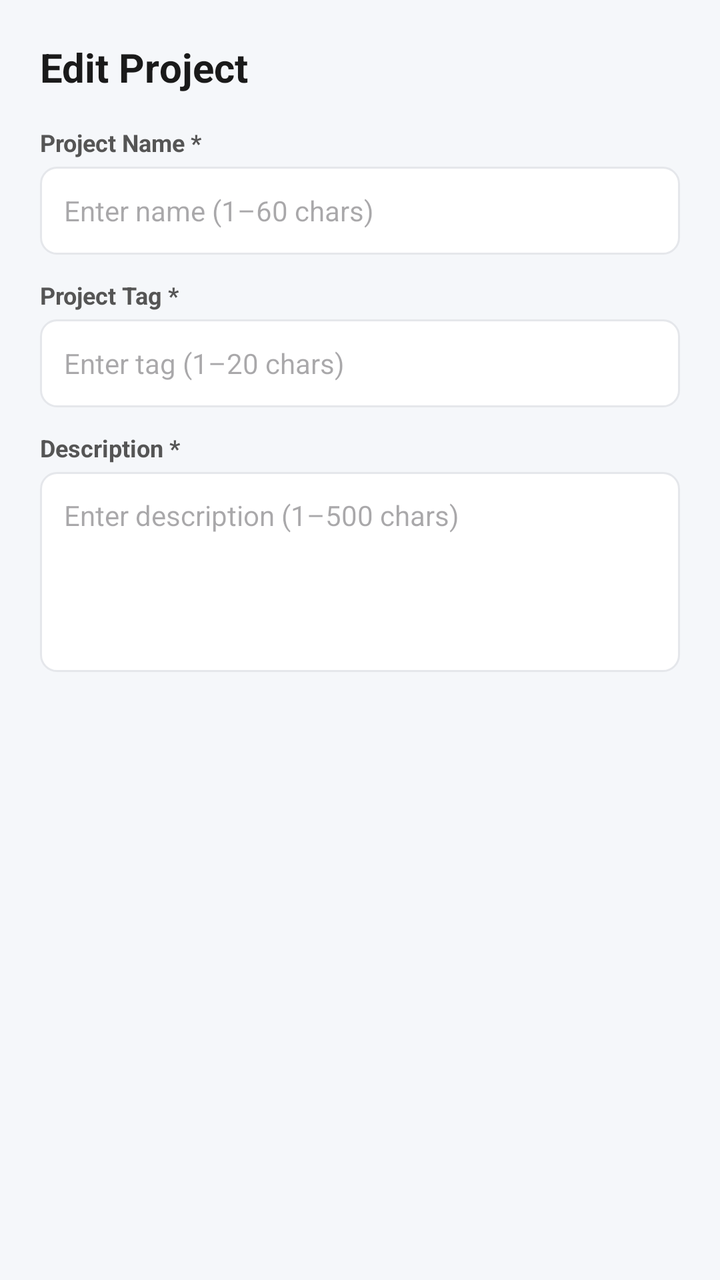
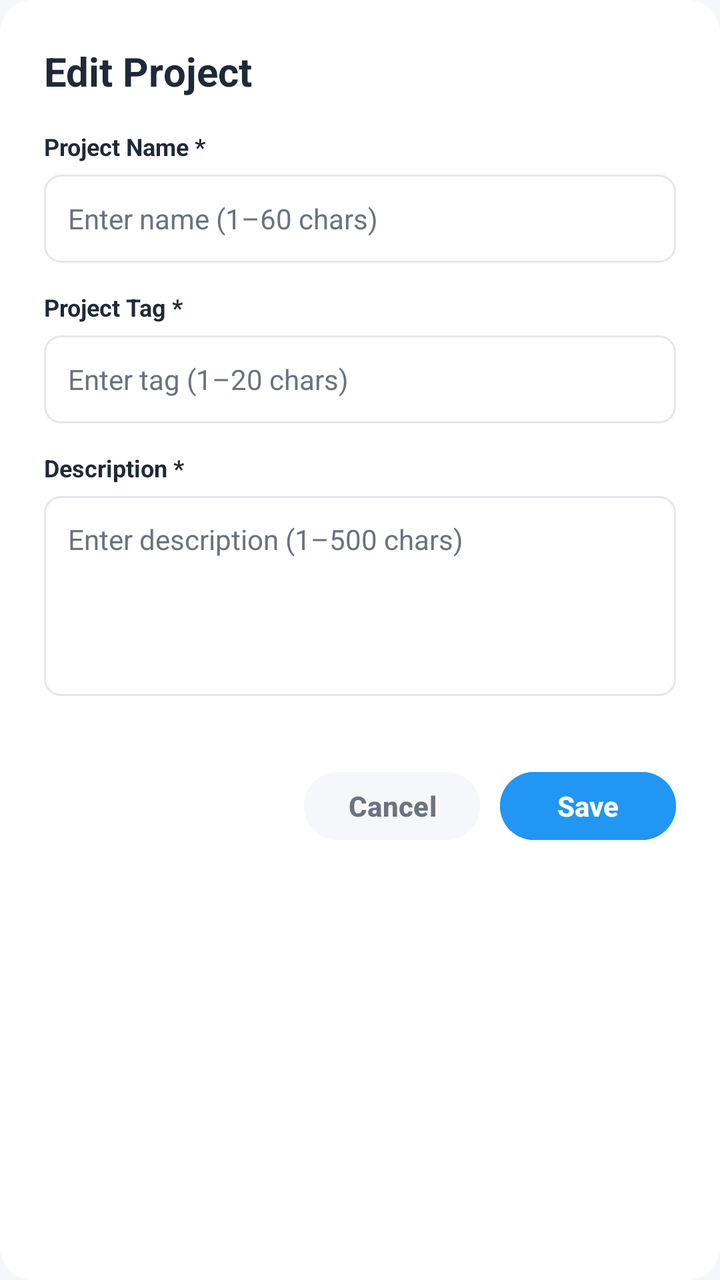

The first picture is an Android layout as it rendered before a commit; the second is the same layout after the commit. The layout source and the unified diff follow.
<!-- AndroidManifest.xml: application theme Theme.FirstApp -->
<!-- res/layout/dialog_edit_project.xml -->
<?xml version="1.0" encoding="utf-8"?>
<LinearLayout xmlns:android="http://schemas.android.com/apk/res/android"
    android:layout_width="match_parent"
    android:layout_height="wrap_content"
    android:orientation="vertical"
    android:padding="20dp">

    <TextView
        android:layout_width="match_parent"
        android:layout_height="wrap_content"
        android:text="Edit Project"
        android:textSize="20sp"
        android:textStyle="bold"
        android:textColor="#1A1A1A"
        android:layout_marginBottom="16dp" />

    
    <TextView
        android:layout_width="wrap_content"
        android:layout_height="wrap_content"
        android:text="Project Name *"
        android:textSize="12sp"
        android:textStyle="bold"
        android:textColor="#555555" />

    <EditText
        android:id="@+id/editEditProjectName"
        android:layout_width="match_parent"
        android:layout_height="44dp"
        android:layout_marginTop="4dp"
        android:layout_marginBottom="12dp"
        android:background="@drawable/bg_input_field"
        android:hint="Enter name (1–60 chars)"
        android:maxLength="60"
        android:paddingHorizontal="12dp"
        android:singleLine="true"
        android:textSize="14sp" />

    
    <TextView
        android:layout_width="wrap_content"
        android:layout_height="wrap_content"
        android:text="Project Tag *"
        android:textSize="12sp"
        android:textStyle="bold"
        android:textColor="#555555" />

    <EditText
        android:id="@+id/editEditProjectTag"
        android:layout_width="match_parent"
        android:layout_height="44dp"
        android:layout_marginTop="4dp"
        android:layout_marginBottom="12dp"
        android:background="@drawable/bg_input_field"
        android:hint="Enter tag (1–20 chars)"
        android:maxLength="20"
        android:paddingHorizontal="12dp"
        android:singleLine="true"
        android:textSize="14sp" />

    
    <TextView
        android:layout_width="wrap_content"
        android:layout_height="wrap_content"
        android:text="Description *"
        android:textSize="12sp"
        android:textStyle="bold"
        android:textColor="#555555" />

    <EditText
        android:id="@+id/editEditProjectDescription"
        android:layout_width="match_parent"
        android:layout_height="100dp"
        android:layout_marginTop="4dp"
        android:layout_marginBottom="12dp"
        android:background="@drawable/bg_input_field"
        android:gravity="top|start"
        android:hint="Enter description (1–500 chars)"
        android:maxLength="500"
        android:padding="12dp"
        android:textSize="14sp" />

</LinearLayout>
<!-- resources referenced by this layout -->
<resources>
  <!-- drawable bg_input_field (drawable) -->
  <?xml version="1.0" encoding="utf-8"?>
  <shape xmlns:android="http://schemas.android.com/apk/res/android" android:shape="rectangle">
      <solid android:color="@color/white" />
      <corners android:radius="8dp" />
      <stroke android:width="1dp" android:color="@color/tf_stroke" />
  </shape>
  <style name="Theme.FirstApp" parent="Base.Theme.FirstApp" />
  <color name="white">#FFFFFFFF</color>
  <color name="tf_stroke">#E5E7EB</color>
  <style name="Base.Theme.FirstApp" parent="Theme.Material3.DayNight.NoActionBar">
          
          <item name="android:windowBackground">@color/window_background</item>
          
      </style>
  <color name="window_background">#F5F7FA</color>
</resources>

<!-- the commit's change to res/layout/dialog_edit_project.xml (unified diff, before → after) -->
@@ -3,7 +3,8 @@
     android:layout_width="match_parent"
     android:layout_height="wrap_content"
     android:orientation="vertical"
-    android:padding="20dp">
+    android:background="@drawable/bg_dialog_rounded"
+    android:padding="22dp">
 
     <TextView
         android:layout_width="match_parent"
@@ -11,7 +12,7 @@
         android:text="Edit Project"
         android:textSize="20sp"
         android:textStyle="bold"
-        android:textColor="#1A1A1A"
+        android:textColor="@color/tf_text_primary"
         android:layout_marginBottom="16dp" />
 
     
@@ -21,16 +22,18 @@
         android:text="Project Name *"
         android:textSize="12sp"
         android:textStyle="bold"
-        android:textColor="#555555" />
+        android:textColor="@color/tf_text_primary" />
 
     <EditText
         android:id="@+id/editEditProjectName"
         android:layout_width="match_parent"
         android:layout_height="44dp"
-        android:layout_marginTop="4dp"
-        android:layout_marginBottom="12dp"
+        android:layout_marginTop="6dp"
+        android:layout_marginBottom="14dp"
         android:background="@drawable/bg_input_field"
         android:hint="Enter name (1–60 chars)"
+        android:textColorHint="@color/tf_text_secondary"
+        android:textColor="@color/tf_text_primary"
         android:maxLength="60"
         android:paddingHorizontal="12dp"
         android:singleLine="true"
@@ -43,16 +46,18 @@
         android:text="Project Tag *"
         android:textSize="12sp"
         android:textStyle="bold"
-        android:textColor="#555555" />
+        android:textColor="@color/tf_text_primary" />
 
     <EditText
         android:id="@+id/editEditProjectTag"
         android:layout_width="match_parent"
         android:layout_height="44dp"
-        android:layout_marginTop="4dp"
-        android:layout_marginBottom="12dp"
+        android:layout_marginTop="6dp"
+        android:layout_marginBottom="14dp"
         android:background="@drawable/bg_input_field"
         android:hint="Enter tag (1–20 chars)"
+        android:textColorHint="@color/tf_text_secondary"
+        android:textColor="@color/tf_text_primary"
         android:maxLength="20"
         android:paddingHorizontal="12dp"
         android:singleLine="true"
@@ -65,19 +70,53 @@
         android:text="Description *"
         android:textSize="12sp"
         android:textStyle="bold"
-        android:textColor="#555555" />
+        android:textColor="@color/tf_text_primary" />
 
     <EditText
         android:id="@+id/editEditProjectDescription"
         android:layout_width="match_parent"
         android:layout_height="100dp"
-        android:layout_marginTop="4dp"
-        android:layout_marginBottom="12dp"
+        android:layout_marginTop="6dp"
+        android:layout_marginBottom="14dp"
         android:background="@drawable/bg_input_field"
         android:gravity="top|start"
         android:hint="Enter description (1–500 chars)"
+        android:textColorHint="@color/tf_text_secondary"
+        android:textColor="@color/tf_text_primary"
         android:maxLength="500"
         android:padding="12dp"
         android:textSize="14sp" />
 
+    
+    <LinearLayout
+        android:layout_width="match_parent"
+        android:layout_height="wrap_content"
+        android:orientation="horizontal"
+        android:gravity="end"
+        android:layout_marginTop="20dp">
+
+        <Button
+            android:id="@+id/buttonEditProjectCancel"
+            android:layout_width="wrap_content"
+            android:layout_height="42dp"
+            android:text="Cancel"
+            android:textColor="@color/tf_text_secondary"
+            android:backgroundTint="@color/tf_bg_screen"
+            android:textAllCaps="false"
+            android:textStyle="bold"
+            android:paddingHorizontal="16dp" />
+
+        <Button
+            android:id="@+id/buttonEditProjectSave"
+            android:layout_width="wrap_content"
+            android:layout_height="42dp"
+            android:layout_marginStart="10dp"
+            android:text="Save"
+            android:textColor="@color/white"
+            android:backgroundTint="@color/tf_primary"
+            android:textAllCaps="false"
+            android:textStyle="bold"
+            android:paddingHorizontal="20dp" />
+    </LinearLayout>
+
 </LinearLayout>
<!-- resource entries referenced after the edit -->
@@ -1,5 +1,9 @@
 <!-- resources referenced by this layout -->
 <resources>
+  <color name="tf_bg_screen">#F5F7FA</color>
+  <color name="tf_primary">#2196F3</color>
+  <color name="tf_text_primary">#1F2937</color>
+  <color name="tf_text_secondary">#6B7280</color>
   <!-- drawable bg_input_field (drawable) -->
   <?xml version="1.0" encoding="utf-8"?>
   <shape xmlns:android="http://schemas.android.com/apk/res/android" android:shape="rectangle">
@@ -9,6 +13,12 @@
   </shape>
   <style name="Theme.FirstApp" parent="Base.Theme.FirstApp" />
   <color name="white">#FFFFFFFF</color>
+  <!-- drawable bg_dialog_rounded (drawable) -->
+  <?xml version="1.0" encoding="utf-8"?>
+  <shape xmlns:android="http://schemas.android.com/apk/res/android" android:shape="rectangle">
+      <solid android:color="@color/white" />
+      <corners android:radius="16dp" />
+  </shape>
   <color name="tf_stroke">#E5E7EB</color>
   <style name="Base.Theme.FirstApp" parent="Theme.Material3.DayNight.NoActionBar">
           
